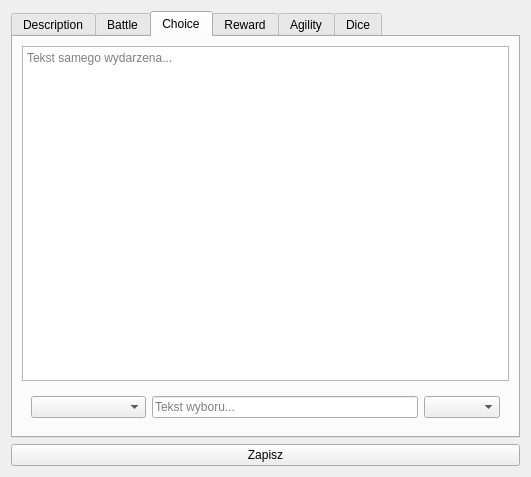
Qt form DataManager/forms/GUI/action/actionview.ui (jurikimurik/Witcher_Adventures_PHP_QTCPP) before a commit.
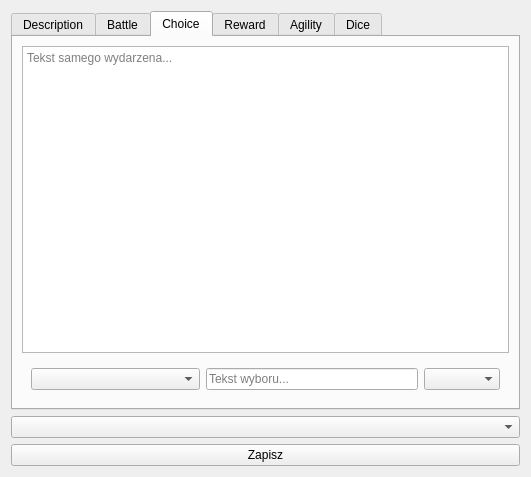
The same form after that commit. The open tabs and pages were chosen to show the change. Icons and pictures are not drawn.

The edit to the form file:
```diff
--- a/DataManager/forms/GUI/action/actionview.ui
+++ b/DataManager/forms/GUI/action/actionview.ui
@@ -16,6 +16,12 @@
   <layout class="QVBoxLayout" name="verticalLayout">
    <item>
     <widget class="QTabWidget" name="tabWidget">
+     <property name="enabled">
+      <bool>true</bool>
+     </property>
+     <property name="tabShape">
+      <enum>QTabWidget::Rounded</enum>
+     </property>
      <property name="currentIndex">
       <number>5</number>
      </property>
@@ -116,6 +122,11 @@
             <property name="placeholderText">
              <string>Do jakiej akcji...</string>
             </property>
+            <item>
+             <property name="text">
+              <string>*DODAJ NOWY WYBOR*</string>
+             </property>
+            </item>
            </widget>
           </item>
           <item row="0" column="2">
@@ -272,6 +283,18 @@
      </widget>
     </widget>
    </item>
+   <item>
+    <widget class="QComboBox" name="comboBox">
+     <property name="placeholderText">
+      <string>Ustaw nastepna akcje...</string>
+     </property>
+     <item>
+      <property name="text">
+       <string>*BRAK*</string>
+      </property>
+     </item>
+    </widget>
+   </item>
    <item>
     <widget class="QPushButton" name="pushButton">
      <property name="text">
```
Left out of the diff: 5 changed lines with no effect on the pictures.
